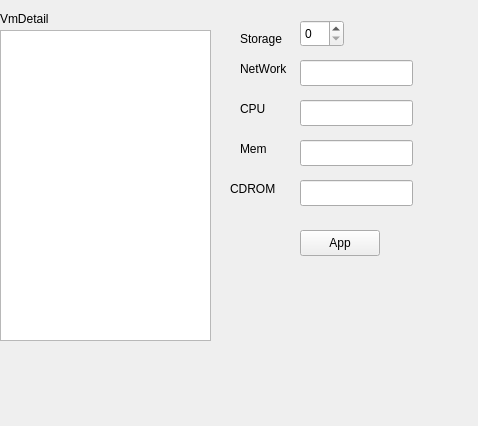
Old version of the form yun_manager_client/detail.ui in the repository jasonlinuxzhang/cloud_manager_client.
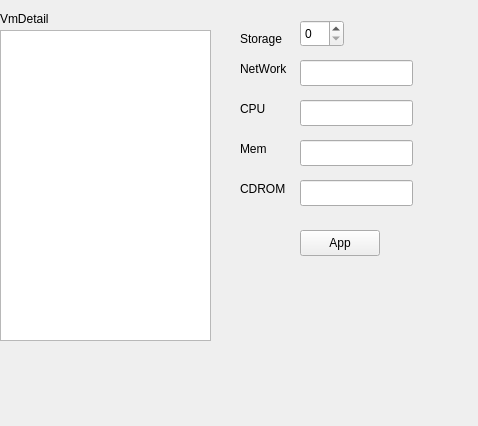
New version of the form.

Diff of the .ui file:
```diff
--- a/yun_manager_client/detail.ui
+++ b/yun_manager_client/detail.ui
@@ -131,7 +131,7 @@
   <widget class="QLabel" name="label_6">
    <property name="geometry">
     <rect>
-     <x>230</x>
+     <x>240</x>
      <y>180</y>
      <width>54</width>
      <height>18</height>
```
